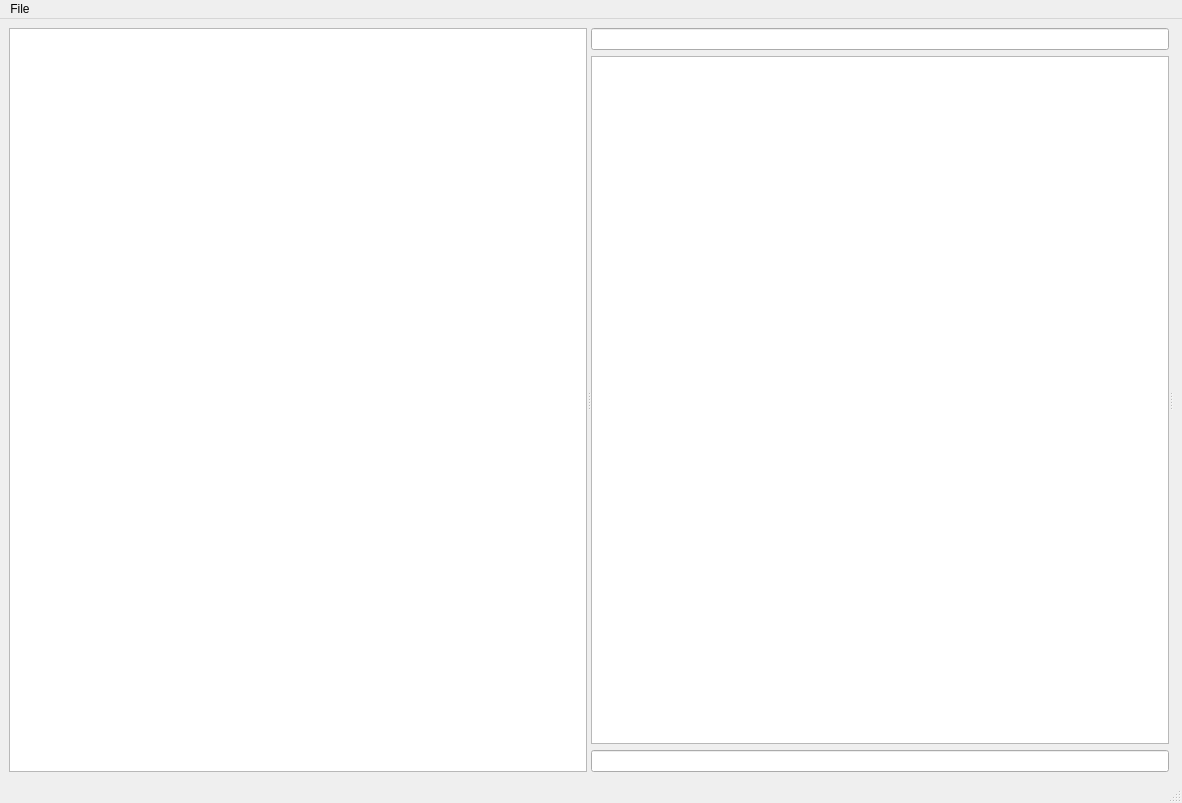
Old version of the form ui_forms/client.ui in the repository 0x17de/HarpoonClient.
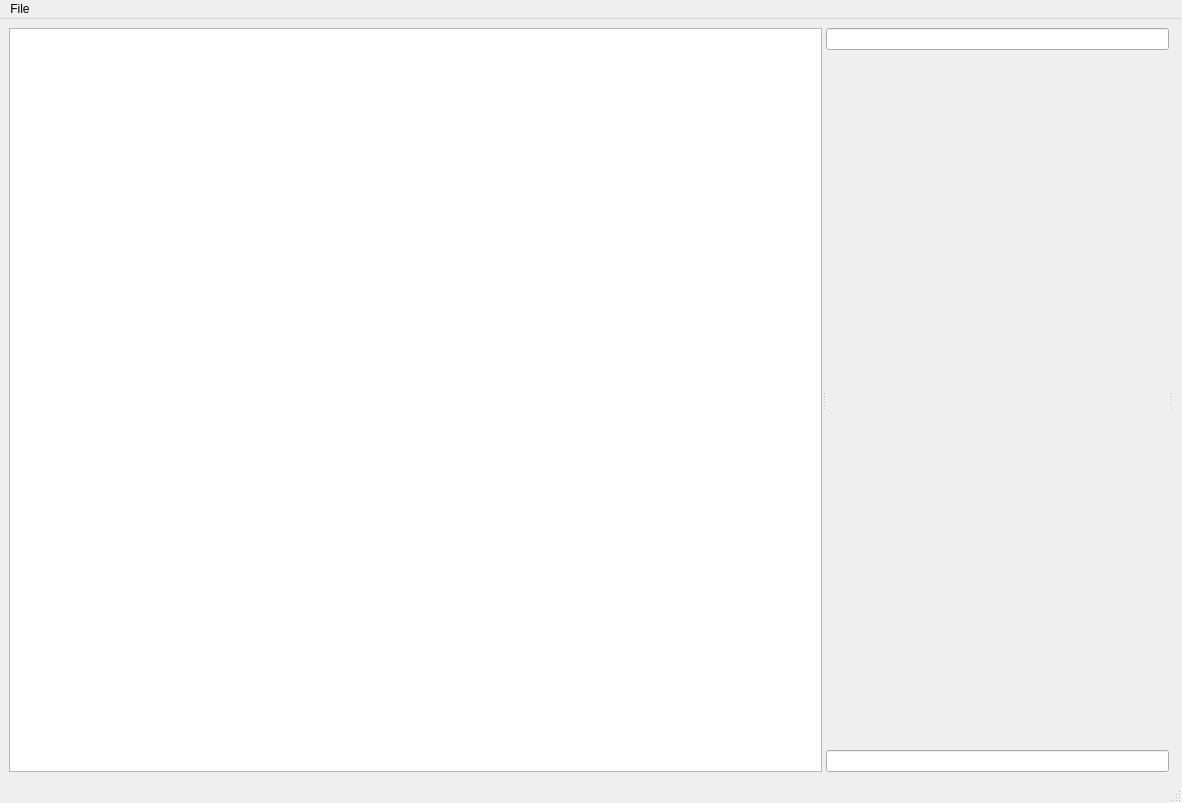
New version of the form.

```diff
--- a/ui_forms/client.ui
+++ b/ui_forms/client.ui
@@ -34,50 +34,7 @@
          <widget class="QLineEdit" name="topic"/>
         </item>
         <item>
-         <widget class="QTableView" name="chat">
-          <property name="selectionBehavior">
-           <enum>QAbstractItemView::SelectItems</enum>
-          </property>
-          <property name="verticalScrollMode">
-           <enum>QAbstractItemView::ScrollPerPixel</enum>
-          </property>
-          <property name="horizontalScrollMode">
-           <enum>QAbstractItemView::ScrollPerPixel</enum>
-          </property>
-          <property name="showGrid">
-           <bool>false</bool>
-          </property>
-          <property name="gridStyle">
-           <enum>Qt::NoPen</enum>
-          </property>
-          <property name="sortingEnabled">
-           <bool>false</bool>
-          </property>
-          <property name="cornerButtonEnabled">
-           <bool>false</bool>
-          </property>
-          <attribute name="horizontalHeaderCascadingSectionResizes">
-           <bool>false</bool>
-          </attribute>
-          <attribute name="horizontalHeaderDefaultSectionSize">
-           <number>26</number>
-          </attribute>
-          <attribute name="horizontalHeaderShowSortIndicator" stdset="0">
-           <bool>false</bool>
-          </attribute>
-          <attribute name="horizontalHeaderStretchLastSection">
-           <bool>true</bool>
-          </attribute>
-          <attribute name="verticalHeaderVisible">
-           <bool>false</bool>
-          </attribute>
-          <attribute name="verticalHeaderCascadingSectionResizes">
-           <bool>false</bool>
-          </attribute>
-          <attribute name="verticalHeaderDefaultSectionSize">
-           <number>18</number>
-          </attribute>
-         </widget>
+         <widget class="QStackedWidget" name="chats"/>
         </item>
         <item>
          <widget class="QLineEdit" name="message"/>
```
